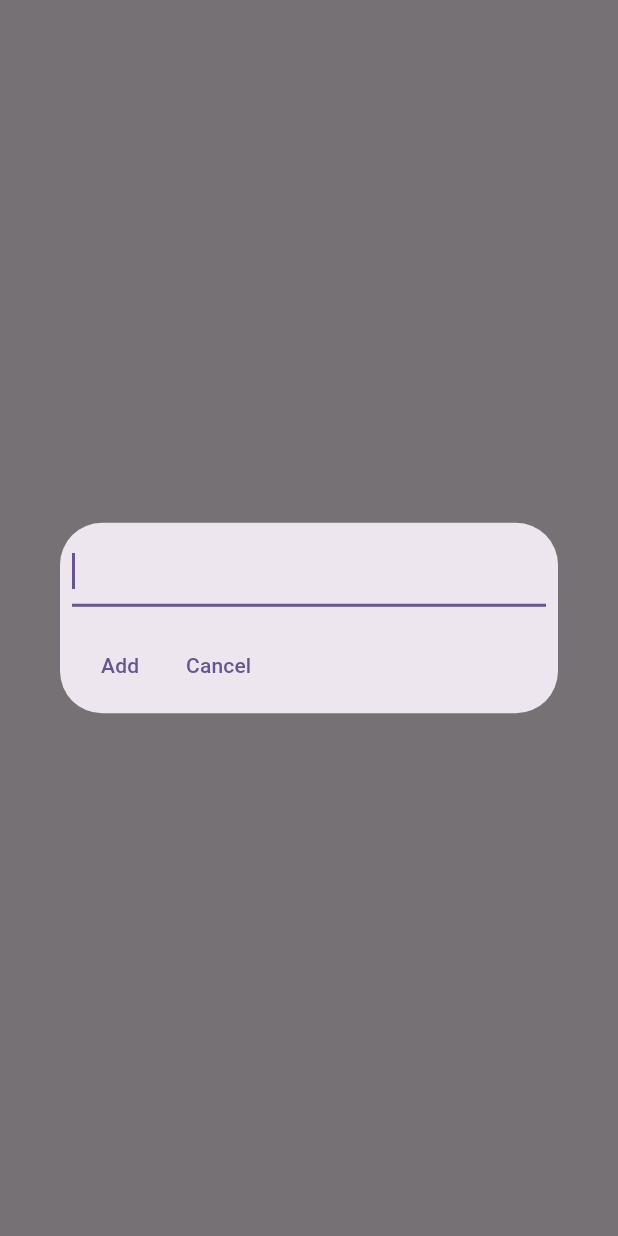
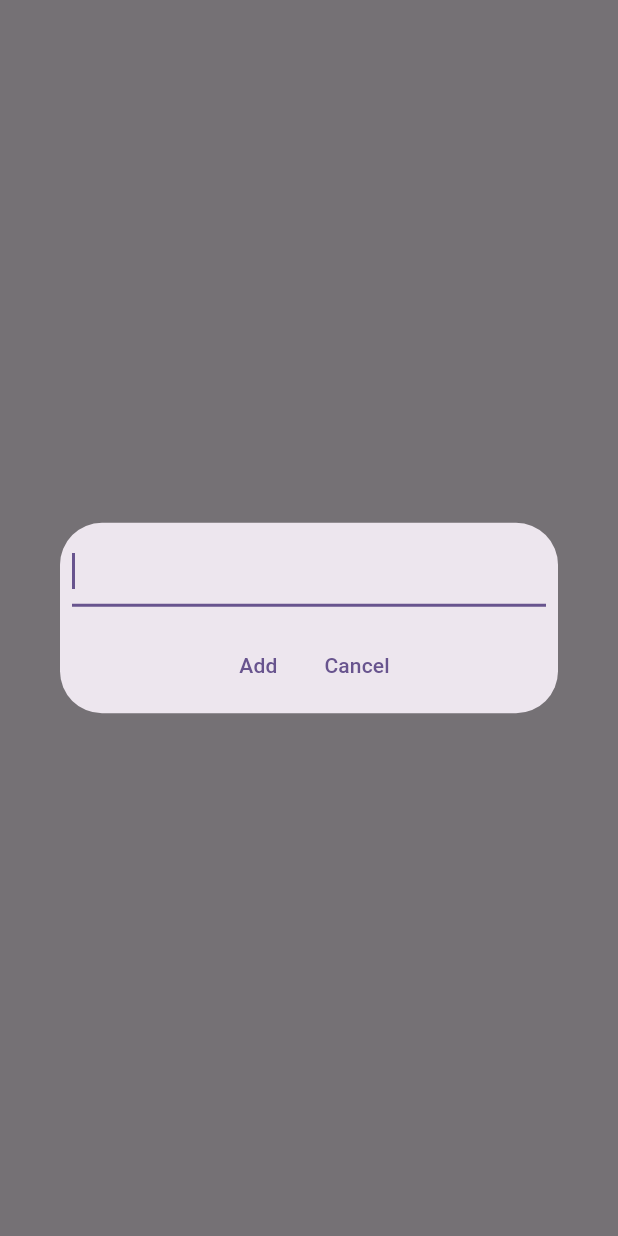
Before and after one commit to geri1245/ShoppingList, a Flutter app: what getTextInputWithDialog() shows on an empty page, opened directly, on a phone screen of 412 x 824 dp. Run offline on Flutter 3.47's test engine with Material 3 defaults, Android fonts, the phone set to English and light mode, and no system bars; our stand-ins replace equatable, flutter_bloc, numberpicker; network calls fail.

Commit message:
Center align Add and Cancel buttons

```diff
--- a/shopping_list_frontend/lib/text_input_dialog.dart
+++ b/shopping_list_frontend/lib/text_input_dialog.dart
@@ -15,7 +15,9 @@ Future<String?> getTextInputWithDialog(BuildContext context) {
           children: <Widget>[
             textField,
             const SizedBox(height: 15),
-            Row(children: [
+            Row(
+              mainAxisAlignment: MainAxisAlignment.center,
+              children: [
                 TextButton(
                   onPressed: () {
                     final text = controller.text.trim();
@@ -31,7 +33,8 @@ Future<String?> getTextInputWithDialog(BuildContext context) {
                   },
                   child: const Text('Cancel'),
                 ),
-            ]),
+              ],
+            ),
           ],
         ),
       ),
```
Lines whose indentation alone changed are shown as unchanged.
